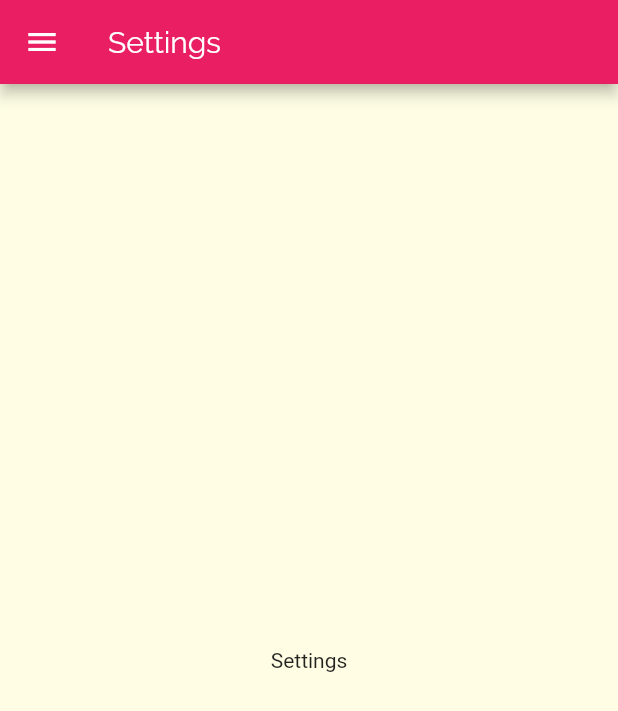
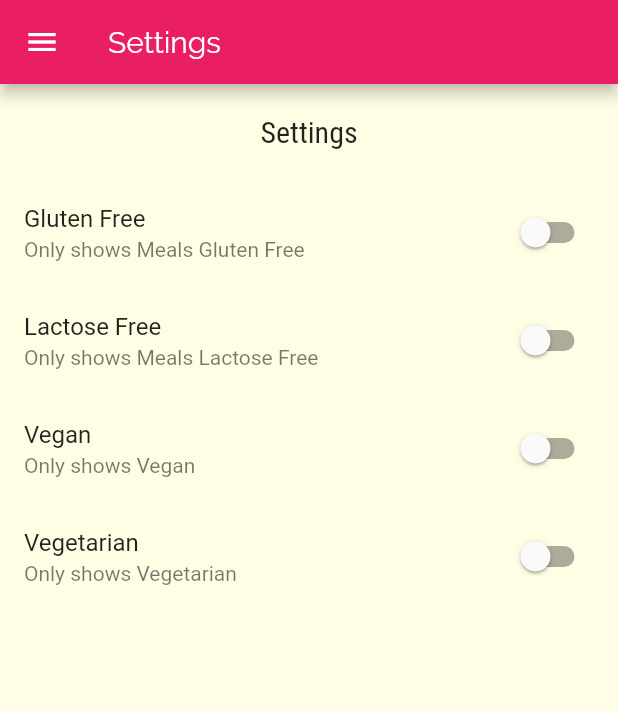
Before and after one commit to gabrieloliveira95/meals, a Flutter app: the SettingsScreen screen opened by its route, on a phone screen of 412 x 824 dp. Shown: the top 711 px of the screen. Run offline on Flutter 3.47's test engine with Material 2 defaults, Android fonts, the phone set to English and light mode, and no system bars; network calls fail.

Commit message:
Settings Screen with 4 options

```diff
--- a/lib/main.dart
+++ b/lib/main.dart
@@ -1,14 +1,41 @@
 import 'dart:ui';
 import 'package:flutter/material.dart';
+import 'package:meals/data/dummy_data.dart';
 import 'package:meals/screens/category_meals_screen.dart';
 import 'package:meals/screens/meal_detail_screen.dart';
 import 'package:meals/screens/settings_screen.dart';
 import 'package:meals/screens/tab_screen.dart';
 import 'package:meals/utils/app_routes.dart';
+import 'models/meal.dart';
+import 'models/settings.dart';
 
 void main() => runApp(AppMeals());
 
-class AppMeals extends StatelessWidget {
+class AppMeals extends StatefulWidget {
+  @override
+  _AppMealsState createState() => _AppMealsState();
+}
+
+class _AppMealsState extends State<AppMeals> {
+  Settings settings = Settings();
+  List<Meal> _availableMeals = DUMMY_MEALS;
+
+  void _filterMeals(Settings settings) {
+    setState(() {
+      this.settings = settings;
+      _availableMeals = DUMMY_MEALS.where((element) {
+        final filterGluten = settings.isGlutenFree && !element.isGlutenFree;
+        final filterLactose = settings.isLactoseFree && !element.isLactoseFree;
+        final filterVegan = settings.isVegan && !element.isVegan;
+        final filterVegetarian = settings.isVegetarian && !element.isVegetarian;
+        return !filterGluten &&
+            !filterLactose &&
+            !filterVegan &&
+            !filterVegetarian;
+      }).toList();
+    });
+  }
+
   @override
   Widget build(BuildContext context) {
     return MaterialApp(
@@ -26,9 +53,10 @@ class AppMeals extends StatelessWidget {
               )),
       routes: {
         AppRoutes.HOME: (ctx) => TabScreen(),
-        AppRoutes.CATEGORIES_MEALS: (ctx) => CategoryMealsScreen(),
+        AppRoutes.CATEGORIES_MEALS: (ctx) =>
+            CategoryMealsScreen(_availableMeals),
         AppRoutes.MEAL_DETAIL: (ctx) => MealDetailScreen(),
-        AppRoutes.SETTINGS: (ctx) => SettingsScreen(),
+        AppRoutes.SETTINGS: (ctx) => SettingsScreen(_filterMeals, settings),
       },
     );
   }
--- /dev/null
+++ b/lib/models/settings.dart
@@ -0,0 +1,13 @@
+class Settings {
+  bool isGlutenFree;
+  bool isLactoseFree;
+  bool isVegan;
+  bool isVegetarian;
+
+  Settings({
+    this.isGlutenFree = false,
+    this.isLactoseFree = false,
+    this.isVegan = false,
+    this.isVegetarian = false,
+  });
+}
--- a/lib/screens/category_meals_screen.dart
+++ b/lib/screens/category_meals_screen.dart
@@ -1,13 +1,17 @@
 import 'package:flutter/material.dart';
 import 'package:meals/components/meal_item.dart';
-import 'package:meals/data/dummy_data.dart';
 import 'package:meals/models/category.dart';
+import 'package:meals/models/meal.dart';
 
 class CategoryMealsScreen extends StatelessWidget {
+  final List<Meal> meals;
+
+  CategoryMealsScreen(this.meals);
+
   @override
   Widget build(BuildContext context) {
     final category = ModalRoute.of(context).settings.arguments as Category;
-    final categoryMeals = DUMMY_MEALS
+    final categoryMeals = meals
         .where((element) => element.categories.contains(category.id))
         .toList();
     return Scaffold(
--- a/lib/screens/meal_detail_screen.dart
+++ b/lib/screens/meal_detail_screen.dart
@@ -84,6 +84,12 @@ class MealDetailScreen extends StatelessWidget {
           ],
         ),
       ),
+      floatingActionButton: FloatingActionButton(
+        onPressed: () {
+          Navigator.of(context).pop(meal.title);
+        },
+        child: Icon(Icons.star),
+      ),
     );
   }
 }
--- a/lib/screens/settings_screen.dart
+++ b/lib/screens/settings_screen.dart
@@ -1,7 +1,39 @@
 import 'package:flutter/material.dart';
 import 'package:meals/components/drawer.dart';
+import 'package:meals/models/settings.dart';
 
-class SettingsScreen extends StatelessWidget {
+class SettingsScreen extends StatefulWidget {
+  final Function(Settings) onSettingsChanged;
+  final Settings settings;
+
+  SettingsScreen(this.onSettingsChanged, this.settings);
+
+  @override
+  _SettingsScreenState createState() => _SettingsScreenState();
+}
+
+class _SettingsScreenState extends State<SettingsScreen> {
+  Settings settings;
+
+  @override
+  void initState() {
+    super.initState();
+    settings = widget.settings;
+  }
+
+  Widget _createSwitch(
+      String title, String subtitle, bool value, Function(bool) onChanged) {
+    return SwitchListTile.adaptive(
+      title: Text(title),
+      subtitle: Text(subtitle),
+      value: value,
+      onChanged: (value) {
+        onChanged(value);
+        widget.onSettingsChanged(settings);
+      },
+    );
+  }
+
   @override
   Widget build(BuildContext context) {
     return Scaffold(
@@ -10,7 +42,47 @@ class SettingsScreen extends StatelessWidget {
       ),
       drawer: MainDrawer(),
       body: Center(
-        child: Text('Settings'),
+        child: Column(
+          children: [
+            Container(
+              padding: EdgeInsets.all(20),
+              child: Text(
+                "Settings",
+                style: Theme.of(context).textTheme.headline6,
+              ),
+            ),
+            Expanded(
+              child: ListView(
+                children: [
+                  _createSwitch(
+                    "Gluten Free",
+                    "Only shows Meals Gluten Free",
+                    settings.isGlutenFree,
+                    (value) => setState(() => settings.isGlutenFree = value),
+                  ),
+                  _createSwitch(
+                    "Lactose Free",
+                    "Only shows Meals Lactose Free",
+                    settings.isLactoseFree,
+                    (value) => setState(() => settings.isLactoseFree = value),
+                  ),
+                  _createSwitch(
+                    "Vegan",
+                    "Only shows Vegan",
+                    settings.isVegan,
+                    (value) => setState(() => settings.isVegan = value),
+                  ),
+                  _createSwitch(
+                    "Vegetarian",
+                    "Only shows Vegetarian",
+                    settings.isVegetarian,
+                    (value) => setState(() => settings.isVegetarian = value),
+                  )
+                ],
+              ),
+            ),
+          ],
+        ),
       ),
     );
   }
```
Also changed, not shown: 1 other file.
